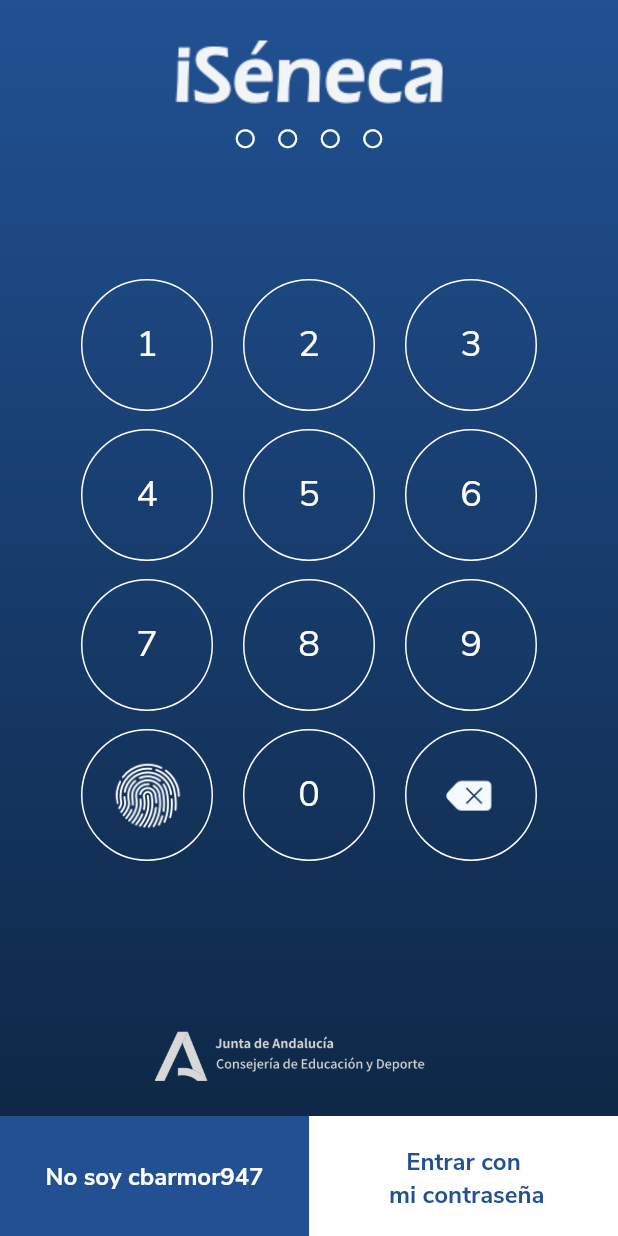
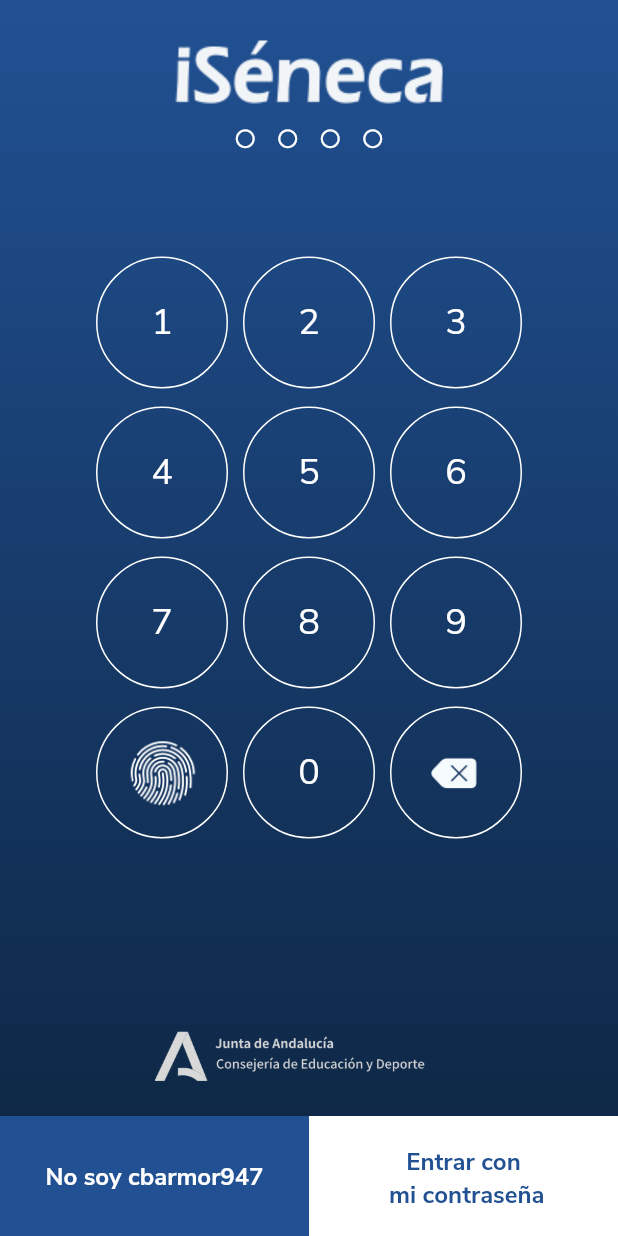
Before and after one commit to jesusc0310/iseneca, a Flutter app: the LoginPage screen opened directly, on a phone screen of 412 x 824 dp. Run offline on Flutter 3.47's test engine with Material 2 defaults, Android fonts, the phone set to English and light mode, and no system bars; our stand-ins replace font_awesome_flutter; network calls fail.

Commit message:
Cambios de tamaños en el login

```diff
--- a/lib/src/pages/home_page.dart
+++ b/lib/src/pages/home_page.dart
@@ -6,7 +6,7 @@
   @override
   Widget build(BuildContext context) {
     return Scaffold(
-      body: Container(
+      body: Center(
         child: Text('hola'),
       ),
     );
--- a/lib/src/pages/login_page.dart
+++ b/lib/src/pages/login_page.dart
@@ -86,12 +86,15 @@
               ),
             ),
             Padding(
-              padding: EdgeInsets.only(top: 180),
+              padding: EdgeInsets.only(top: 170),
               child: Column(
                 children: [
                   fila1(),
+                  SizedBox(height: 10),
                   fila2(),
+                  SizedBox(height: 10),
                   fila3(),
+                  SizedBox(height: 5),
                   fila4(),
                 ],
               ),
@@ -162,11 +165,11 @@
       children: [
         _botton('1'),
         SizedBox(
-          width: 20,
+          width: 10,
         ),
         _botton('2'),
         SizedBox(
-          width: 20,
+          width: 10,
         ),
         _botton('3'),
       ],
@@ -179,11 +182,11 @@
       children: [
         _botton('4'),
         SizedBox(
-          width: 20,
+          width: 10,
         ),
         _botton('5'),
         SizedBox(
-          width: 20,
+          width: 10,
         ),
         _botton('6'),
       ],
@@ -196,11 +199,11 @@
       children: [
         _botton('7'),
         SizedBox(
-          width: 20,
+          width: 10,
         ),
         _botton('8'),
         SizedBox(
-          width: 20,
+          width: 10,
         ),
         _botton('9'),
       ],
@@ -213,11 +216,11 @@
       children: [
         _botonHuella(),
         SizedBox(
-          width: 20,
+          width: 10,
         ),
         _botton('0'),
         SizedBox(
-          width: 20,
+          width: 10,
         ),
         _botonBorrar(),
       ],
@@ -227,7 +230,7 @@
   Widget _botton(String value) {
     return FlatButton(
       shape: CircleBorder(side: BorderSide(color: blanco)),
-      height: 100,
+      height: 90,
       color: null,
       textColor: blanco,
       child: Text(
@@ -243,7 +246,7 @@
       shape: CircleBorder(side: BorderSide(color: blanco)),
       color: null,
       textColor: blanco,
-      height: 100,
+      height: 90,
       child: Image(
         height: 50,
         image: AssetImage('assets/icons/login_print.png'),
```
